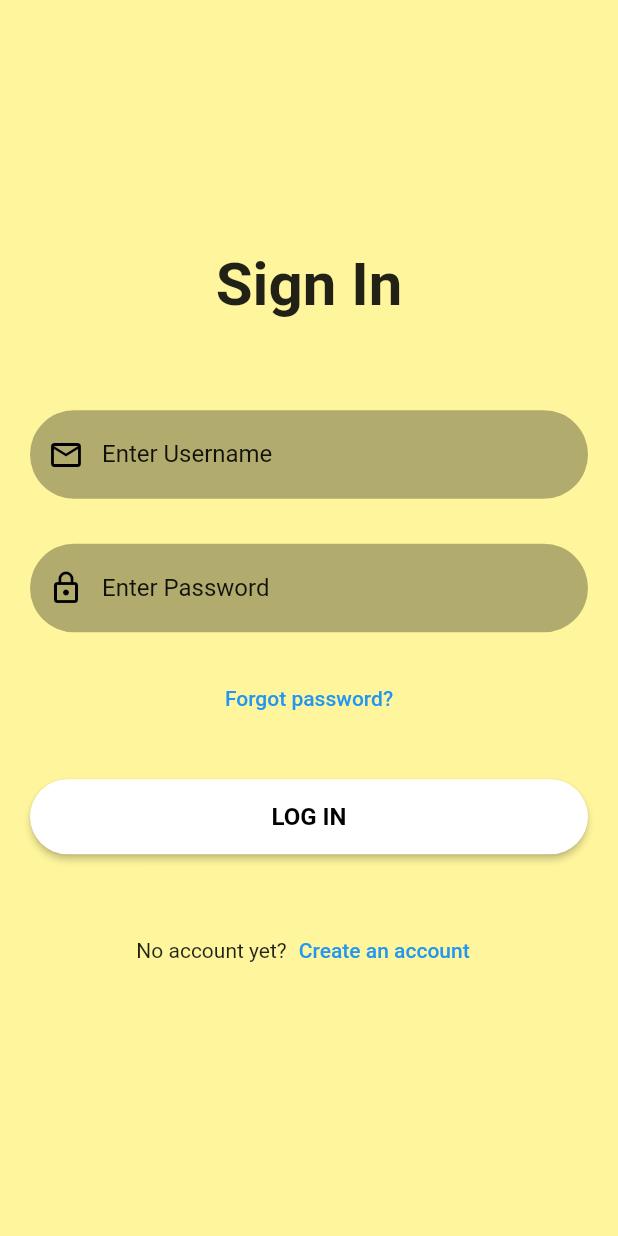
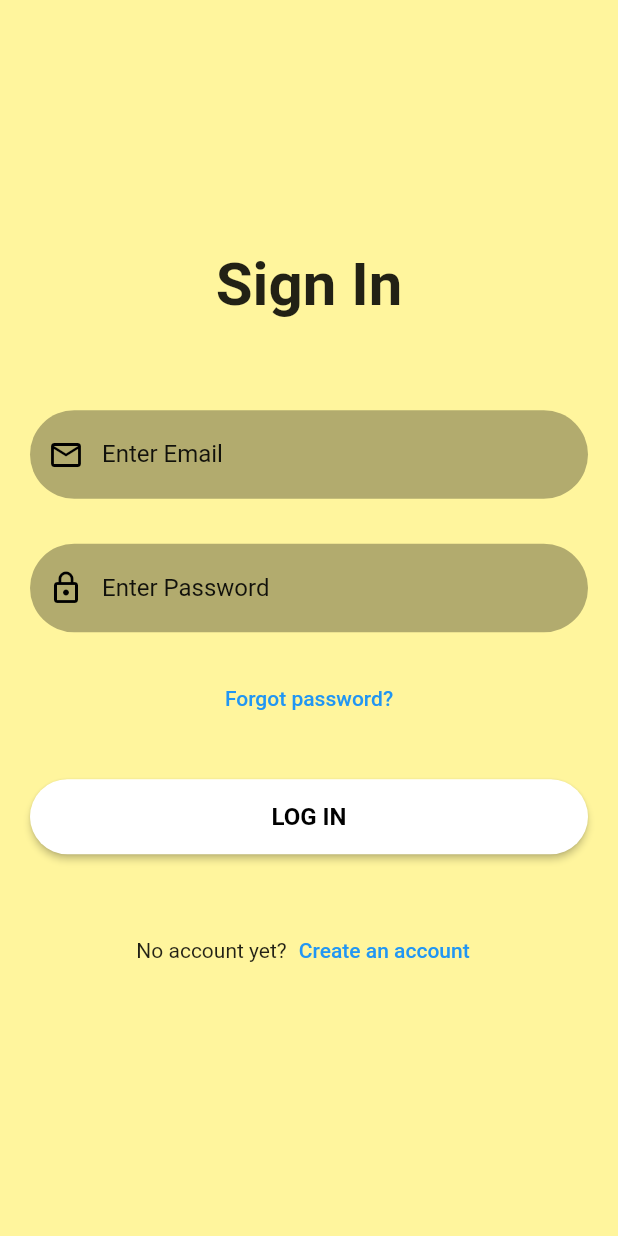
Before and after one commit to jia-han/growFit, a Flutter app: the screen it shows after launch, after a tap on "Forgot password?", after a tap on the "arrow back" icon, on a phone screen of 412 x 824 dp. Run offline on Flutter 3.47's test engine with Material 2 defaults, Android fonts, the phone set to English and light mode, and no system bars; our stand-ins replace cloud_firestore, firebase_auth, firebase_core, permission_handler; missing offline and left inert: flutterfire_ui, health; accounts and stored records are empty.

Commit message:
change app name/icon and minor changes to text

```diff
--- a/front_end/lib/screens/ForgotPassword.dart
+++ b/front_end/lib/screens/ForgotPassword.dart
@@ -7,7 +7,7 @@ class ForgotPassword extends StatelessWidget {
   @override
   Widget build(BuildContext context) {
     // TODO: implement build
-    return MaterialApp(home: ForgotPasswordHome());
+    return MaterialApp(debugShowCheckedModeBanner: false, home: ForgotPasswordHome());
   }
 }
 
--- a/front_end/lib/screens/SignIn.dart
+++ b/front_end/lib/screens/SignIn.dart
@@ -10,7 +10,7 @@ class SignIn extends StatelessWidget {
   @override
   Widget build(BuildContext context) {
     // TODO: implement build
-    return MaterialApp(home: SignInHome());
+    return MaterialApp(debugShowCheckedModeBanner:false, home: SignInHome());
   }
 }
 
@@ -42,7 +42,7 @@ class SignInHome extends StatelessWidget {
                   height: 60,
                 ),
                 reusableTextField(
-                    'Enter Username', Icons.email_outlined, false, emailCtrl),
+                    'Enter Email', Icons.email_outlined, false, emailCtrl),
                 SizedBox(
                   height: 30,
                 ),
--- a/front_end/pubspec.yaml
+++ b/front_end/pubspec.yaml
@@ -41,6 +41,7 @@ dependencies:
   health: ^4.0.0
   cloud_firestore: ^3.1.17
   cloud_functions: ^3.2.16
+  flutter_launcher_icons: ^0.9.3
 
 dev_dependencies:
   flutter_test:
@@ -52,6 +53,11 @@ dev_dependencies:
   # package. See that file for information about deactivating specific lint
   # rules and activating additional ones.
   flutter_lints: ^2.0.0
+
+flutter_icons:
+  image_path: "assets/images/pet.png"
+  android: true
+
 
 # For information on the generic Dart part of this file, see the
 # following page: https://dart.dev/tools/pub/pubspec
```
Also changed, not shown: front_end/lib/screens/Home.dart (+10 -4 lines), front_end/lib/screens/SignUp.dart (+4 -3 lines), front_end/pubspec.lock, 6 other files.
